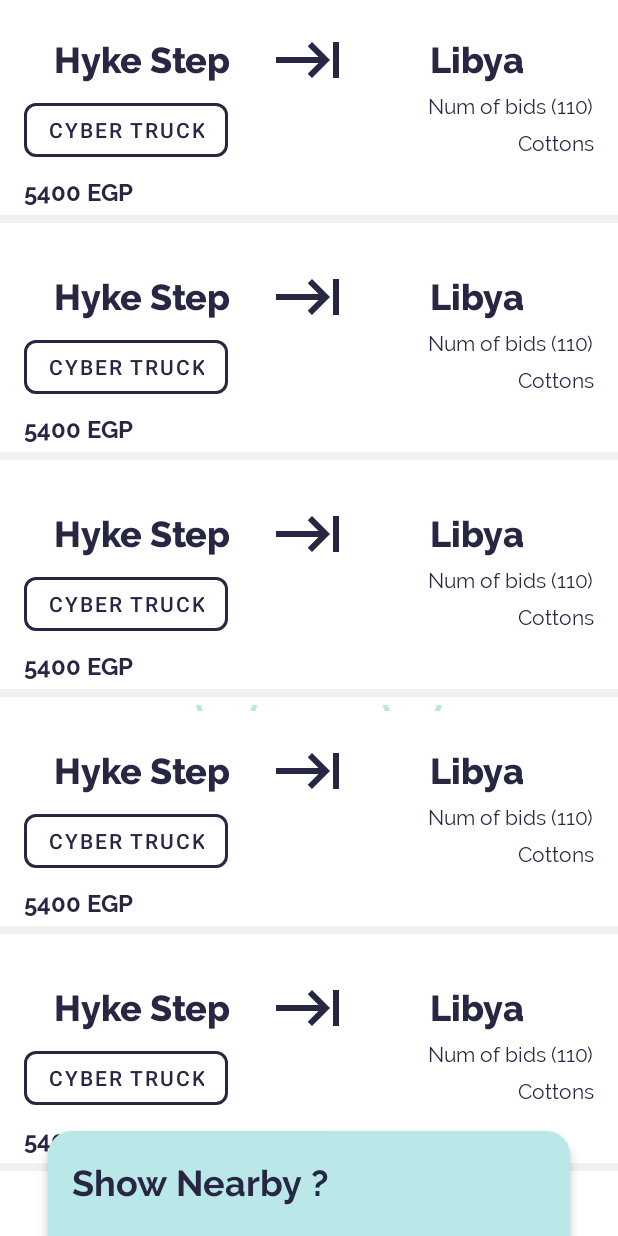
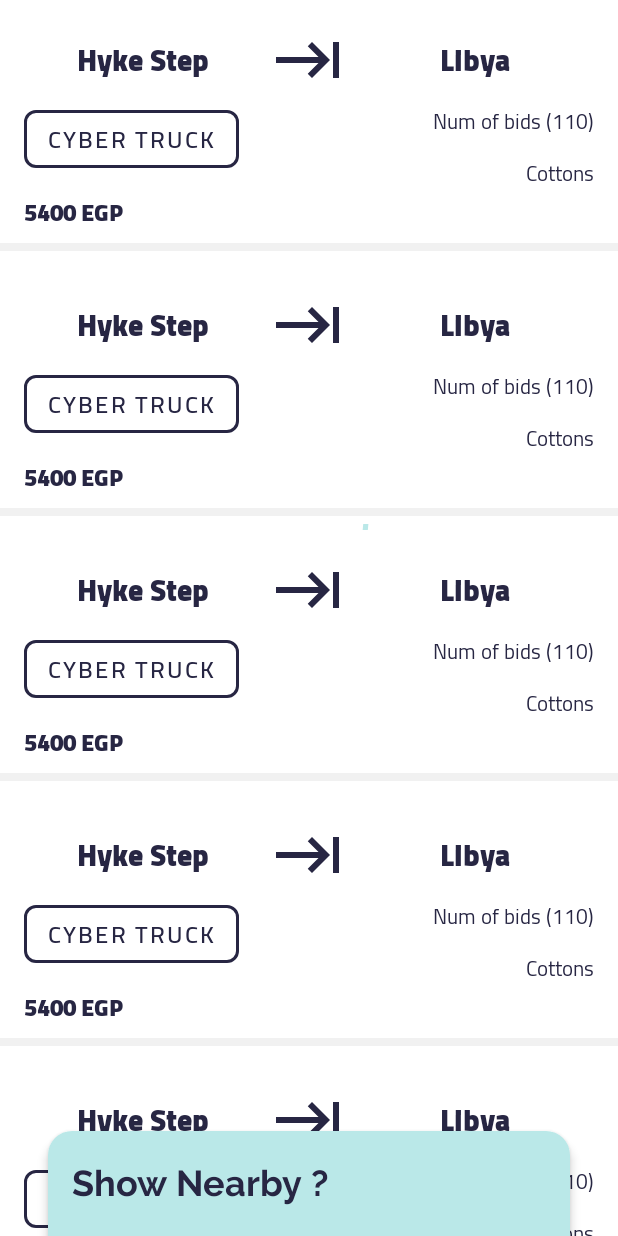
Before and after one commit to ahmed3elshaer/Trella-Public, an Android app: the layout activity_main.xml on its own in the app's theme, with its tools: preview values and no code run, on a phone screen of 412 x 824 dp. Run offline under Robolectric (Android 15) with nearby library versions, the phone set to English and light mode, and no system bars.

Commit message:
fixing typography spaces

```diff
--- a/app/src/main/res/layout/activity_main.xml
+++ b/app/src/main/res/layout/activity_main.xml
@@ -41,6 +41,7 @@
             android:layout_width="match_parent"
             android:layout_height="match_parent"
             android:layout_margin="16dp"
+            android:animateLayoutChanges="true"
             android:orientation="horizontal">
 
             <TextView
--- a/app/src/main/res/layout/shipment_item.xml
+++ b/app/src/main/res/layout/shipment_item.xml
@@ -13,9 +13,10 @@
         style="@style/TextAppearance.AppCompat.Headline"
         android:layout_width="wrap_content"
         android:layout_height="wrap_content"
+        android:textSize="20sp"
         android:layout_marginStart="16dp"
         android:layout_marginEnd="8dp"
-        android:fontFamily="@font/raleway_extrabold"
+        android:fontFamily="@font/cairo_black"
         android:maxLines="1"
         android:text="Hyke Step"
         android:textAlignment="textStart"
@@ -45,8 +46,9 @@
         android:layout_height="wrap_content"
         android:layout_marginStart="8dp"
         android:layout_marginEnd="16dp"
-        android:fontFamily="@font/raleway_extrabold"
+        android:fontFamily="@font/cairo_black"
         android:maxLines="1"
+        android:textSize="20sp"
         android:text="Libya"
         android:textAlignment="center"
         android:textColor="@color/colorPrimaryDark"
@@ -70,7 +72,9 @@
         android:layout_height="wrap_content"
         android:layout_marginStart="16dp"
         android:layout_marginTop="8dp"
+        android:fontFamily="@font/cairo_semibold"
         android:text="Cyber Truck"
+        android:textSize="16sp"
         android:textColor="@color/colorPrimaryDark"
         app:cornerRadius="8dp"
         app:layout_constraintStart_toStartOf="parent"
@@ -84,7 +88,7 @@
         android:layout_height="wrap_content"
         android:layout_marginTop="8dp"
         android:layout_marginEnd="16dp"
-        android:fontFamily="@font/raleway_regular"
+        android:fontFamily="@font/cairo_regular"
         android:text="Num of bids (110)"
         android:textColor="@color/colorPrimaryDark"
         app:layout_constraintEnd_toEndOf="parent"
@@ -95,7 +99,7 @@
         android:layout_width="wrap_content"
         android:layout_height="wrap_content"
         android:layout_marginTop="8dp"
-        android:fontFamily="@font/raleway_regular"
+        android:fontFamily="@font/cairo_regular"
         android:text="Cottons"
         android:textColor="@color/colorPrimaryDark"
         app:layout_constraintEnd_toEndOf="@+id/text_num_of_bids"
@@ -107,7 +111,7 @@
         android:layout_height="wrap_content"
         android:layout_marginTop="8dp"
         android:layout_marginBottom="16dp"
-        android:fontFamily="@font/raleway_bold"
+        android:fontFamily="@font/cairo_black"
         android:text="5400 EGP"
         android:textColor="@color/colorPrimaryDark"
         android:textSize="16sp"
```
Also changed, not shown: app/src/main/res/font/cairo_black.ttf (added), app/src/main/res/font/cairo_bold.ttf (added), app/src/main/res/font/cairo_extralight.ttf (added), app/src/main/res/font/cairo_light.ttf (added), app/src/main/res/font/cairo_regular.ttf (added), app/src/main/res/font/cairo_semibold.ttf (added).
